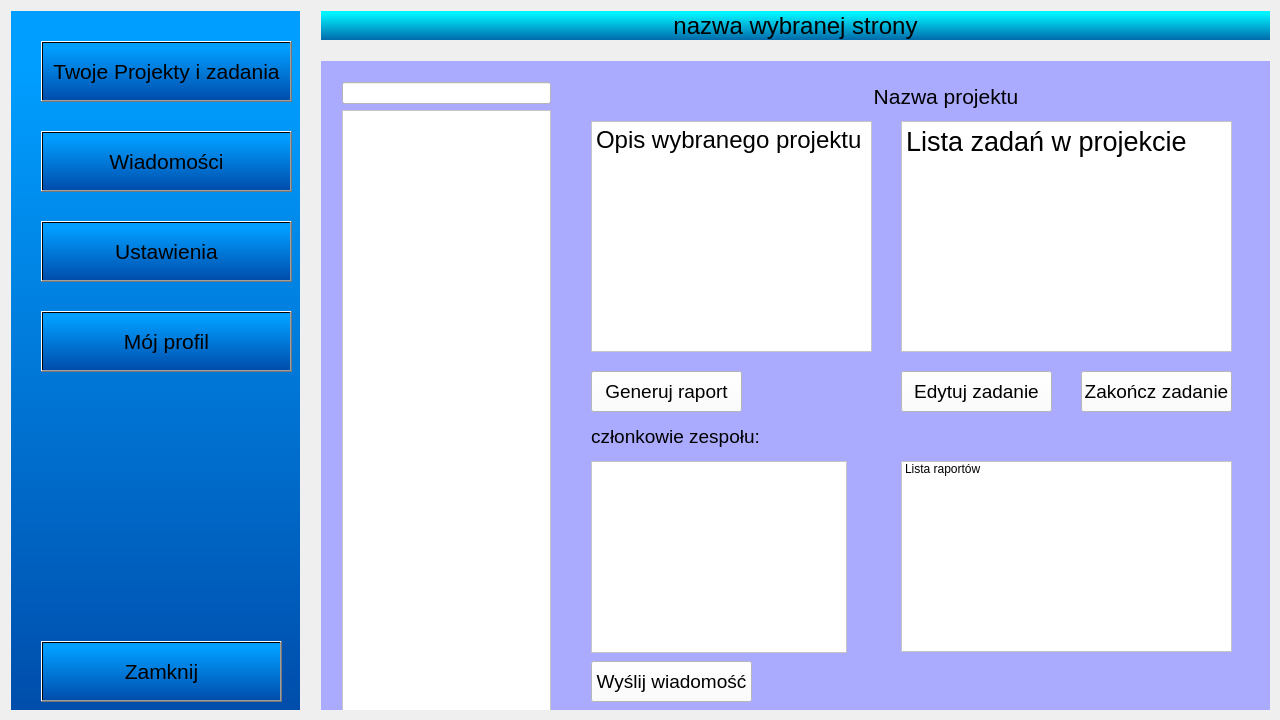
Before: the Qt Designer form project_managment/project_managment/project_managment.ui in Sleyn2/IO_projectmanagement, drawn with Qt 5.
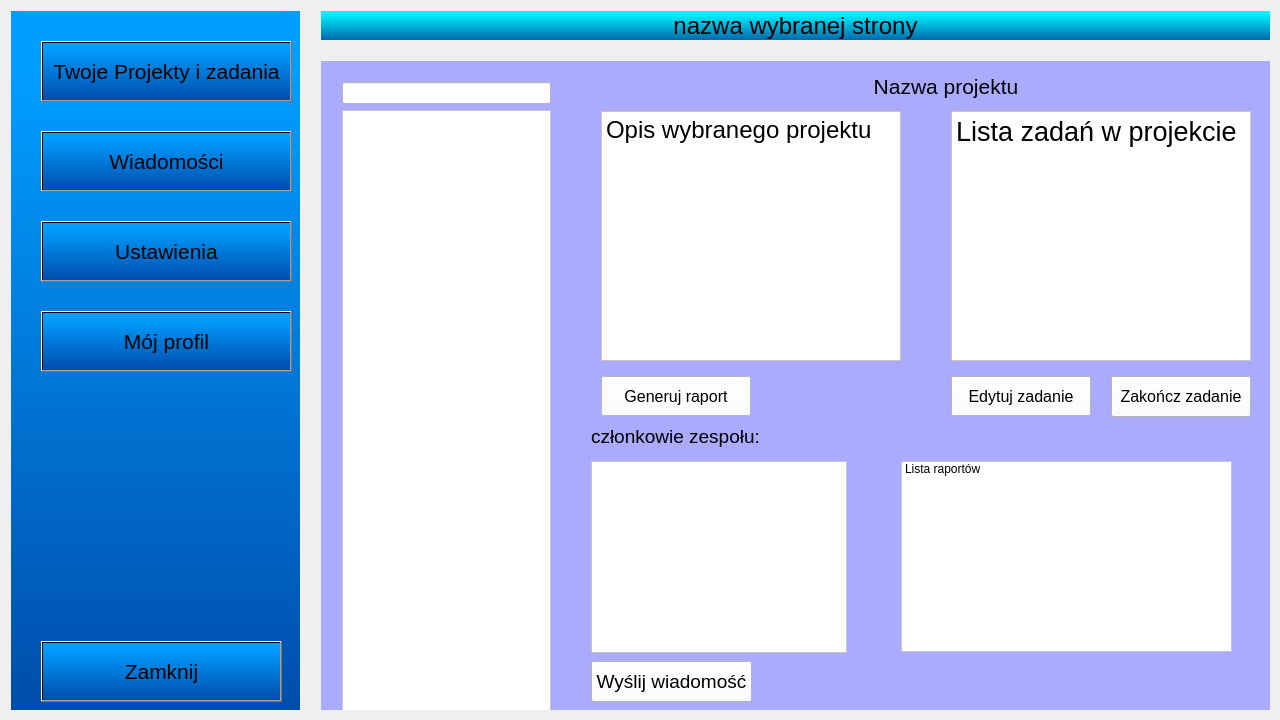
After: the same form once the commit is applied. The open tabs and pages were chosen to show the change.

Commit message: wybór okna user/admin do zarządzania projektem

Patch:
```diff
--- a/project_managment/project_managment/project_managment.ui
+++ b/project_managment/project_managment/project_managment.ui
@@ -359,15 +359,15 @@
          <widget class="QPushButton" name="pushButton_10">
           <property name="geometry">
            <rect>
-            <x>330</x>
-            <y>310</y>
-            <width>151</width>
-            <height>41</height>
+            <x>380</x>
+            <y>315</y>
+            <width>140</width>
+            <height>40</height>
            </rect>
           </property>
           <property name="font">
            <font>
-            <pointsize>14</pointsize>
+            <pointsize>12</pointsize>
            </font>
           </property>
           <property name="styleSheet">
@@ -396,10 +396,10 @@
          <widget class="QTextBrowser" name="textBrowser_3">
           <property name="geometry">
            <rect>
-            <x>330</x>
-            <y>60</y>
-            <width>331</width>
-            <height>231</height>
+            <x>380</x>
+            <y>50</y>
+            <width>300</width>
+            <height>250</height>
            </rect>
           </property>
           <property name="styleSheet">
@@ -417,7 +417,7 @@
           <property name="geometry">
            <rect>
             <x>100</x>
-            <y>20</y>
+            <y>10</y>
             <width>550</width>
             <height>30</height>
            </rect>
@@ -437,15 +437,15 @@
          <widget class="QPushButton" name="pushButton_8">
           <property name="geometry">
            <rect>
-            <x>20</x>
-            <y>310</y>
-            <width>151</width>
-            <height>41</height>
+            <x>30</x>
+            <y>315</y>
+            <width>150</width>
+            <height>40</height>
            </rect>
           </property>
           <property name="font">
            <font>
-            <pointsize>14</pointsize>
+            <pointsize>12</pointsize>
            </font>
           </property>
           <property name="styleSheet">
@@ -497,12 +497,19 @@
          <widget class="QTextBrowser" name="textBrowserOpisProjektu_2">
           <property name="geometry">
            <rect>
-            <x>20</x>
-            <y>60</y>
-            <width>281</width>
-            <height>231</height>
+            <x>30</x>
+            <y>50</y>
+            <width>300</width>
+            <height>250</height>
            </rect>
           </property>
+          <property name="font">
+           <font>
+            <pointsize>15</pointsize>
+            <weight>50</weight>
+            <bold>false</bold>
+           </font>
+          </property>
           <property name="styleSheet">
            <string notr="true">background-color: rgb(255, 255, 255);</string>
           </property>
@@ -510,22 +517,22 @@
            <string>&lt;!DOCTYPE HTML PUBLIC &quot;-//W3C//DTD HTML 4.0//EN&quot; &quot;http://www.w3.org/TR/REC-html40/strict.dtd&quot;&gt;
 &lt;html&gt;&lt;head&gt;&lt;meta name=&quot;qrichtext&quot; content=&quot;1&quot; /&gt;&lt;style type=&quot;text/css&quot;&gt;
 p, li { white-space: pre-wrap; }
-&lt;/style&gt;&lt;/head&gt;&lt;body style=&quot; font-family:'MS Shell Dlg 2'; font-size:8.25pt; font-weight:400; font-style:normal;&quot;&gt;
+&lt;/style&gt;&lt;/head&gt;&lt;body style=&quot; font-family:'MS Shell Dlg 2'; font-size:15pt; font-weight:400; font-style:normal;&quot;&gt;
 &lt;p style=&quot; margin-top:0px; margin-bottom:0px; margin-left:0px; margin-right:0px; -qt-block-indent:0; text-indent:0px;&quot;&gt;&lt;span style=&quot; font-size:18pt;&quot;&gt;Opis wybranego projektu &lt;/span&gt;&lt;/p&gt;&lt;/body&gt;&lt;/html&gt;</string>
           </property>
          </widget>
          <widget class="QPushButton" name="pushButton_11">
           <property name="geometry">
            <rect>
-            <x>510</x>
-            <y>310</y>
-            <width>151</width>
+            <x>540</x>
+            <y>315</y>
+            <width>140</width>
             <height>41</height>
            </rect>
           </property>
           <property name="font">
            <font>
-            <pointsize>14</pointsize>
+            <pointsize>12</pointsize>
            </font>
           </property>
           <property name="styleSheet">
```
Left out of the diff: 36 changed lines with no effect on the pictures. The commit also changes 2 other files.
